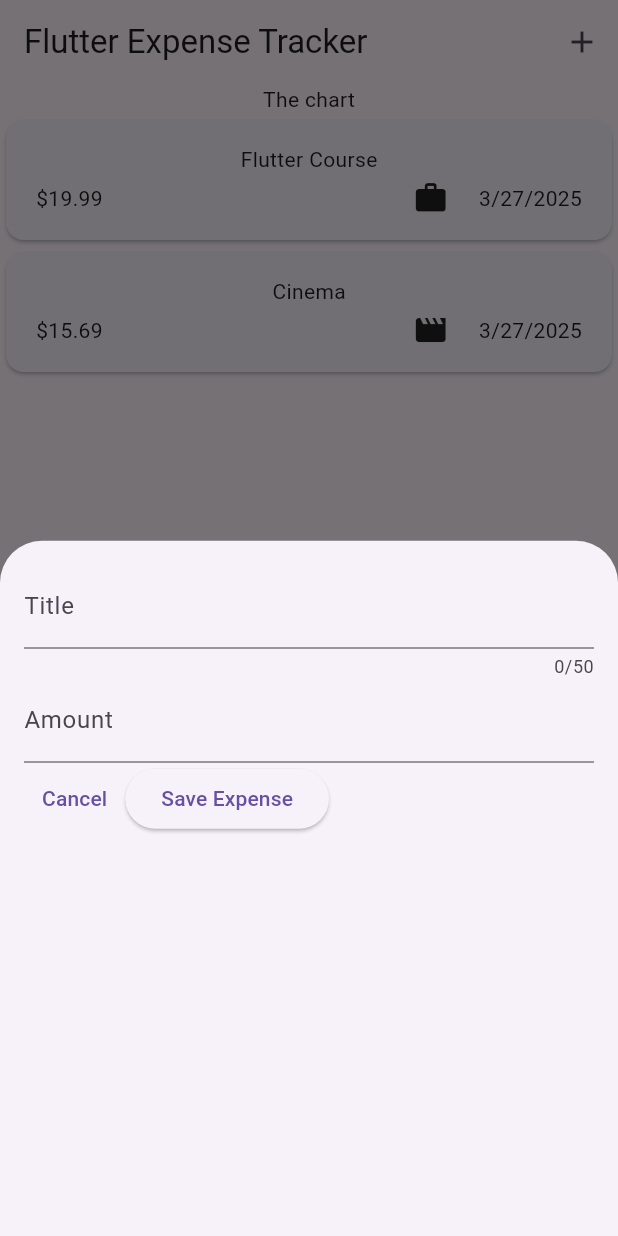
After one commit to ben-lawino/expense_tracker, a Flutter app: the screen it shows after launch, after a tap on the "add" icon, on a phone screen of 412 x 824 dp. The commit adds this screen. Run offline on Flutter 3.47's test engine with Material 3 defaults, Android fonts, the phone set to English and light mode, and no system bars.

Commit message:
worked on the homescreen

```diff
--- a/lib/expenses.dart
+++ b/lib/expenses.dart
@@ -1,5 +1,6 @@
 import 'package:expense_tracker/widgets/expenses_list/expenses_list.dart';
 import 'package:expense_tracker/models/expense.dart';
+import 'package:expense_tracker/widgets/new_expense.dart';
 import 'package:flutter/material.dart';
 
 class Expenses extends StatefulWidget {
@@ -24,9 +25,20 @@ class _ExpensesState extends State<Expenses> {
       category: Category.leisure,
     ),
   ];
+
+  void _openAddExpenseOverlay() {
+    showModalBottomSheet(context: context, builder: (ctx) => NewExpense());
+  }
+
   @override
   Widget build(BuildContext context) {
     return Scaffold(
+      appBar: AppBar(
+        title: Text('Flutter Expense Tracker'),
+        actions: [
+          IconButton(onPressed: _openAddExpenseOverlay, icon: Icon(Icons.add)),
+        ],
+      ),
       body: Column(
         children: [
           Text('The chart'),
--- a/lib/main.dart
+++ b/lib/main.dart
@@ -2,5 +2,11 @@ import 'package:expense_tracker/expenses.dart';
 import 'package:flutter/material.dart';
 
 void main() {
-  runApp(const MaterialApp(home: Expenses()));
+  runApp(
+    MaterialApp(
+      theme: ThemeData(useMaterial3: true),
+      debugShowCheckedModeBanner: false,
+      home: Expenses(),
+    ),
+  );
 }
--- /dev/null
+++ b/lib/widgets/new_expense.dart
@@ -0,0 +1,62 @@
+import 'package:flutter/material.dart';
+
+class NewExpense extends StatefulWidget {
+  const NewExpense({super.key});
+
+  @override
+  State<NewExpense> createState() => _NewExpenseState();
+}
+
+class _NewExpenseState extends State<NewExpense> {
+  final _titleController = TextEditingController();
+  final _amountController = TextEditingController();
+
+  @override
+  void dispose() {
+    _titleController.dispose();
+    _amountController.dispose();
+    super.dispose();
+  }
+
+  @override
+  Widget build(BuildContext context) {
+    return Padding(
+      padding: EdgeInsets.all(16),
+      child: Column(
+        children: [
+          TextField(
+            controller: _titleController,
+            maxLength: 50,
+            decoration: InputDecoration(label: Text('Title')),
+          ),
+          Row(
+            children: [
+              Expanded(
+                child: TextField(
+                  controller: _amountController,
+                  keyboardType: TextInputType.numberWithOptions(decimal: true),
+                  decoration: InputDecoration(
+                    label: Text('Amount'),
+                    prefixText: '\$ ',
+                  ),
+                ),
+              ),
+            ],
+          ),
+          Row(
+            children: [
+              TextButton(onPressed: () {}, child: Text('Cancel')),
+              ElevatedButton(
+                onPressed: () {
+                  print(_titleController.text);
+                  print(_amountController.toString());
+                },
+                child: Text('Save Expense'),
+              ),
+            ],
+          ),
+        ],
+      ),
+    );
+  }
+}
```
